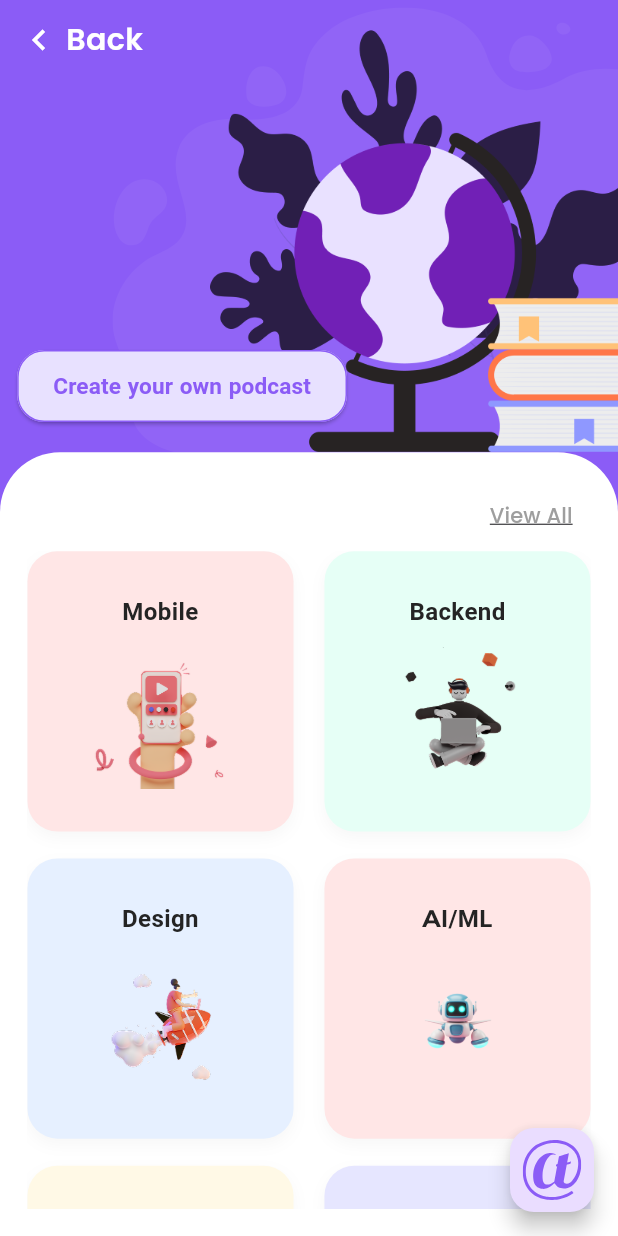
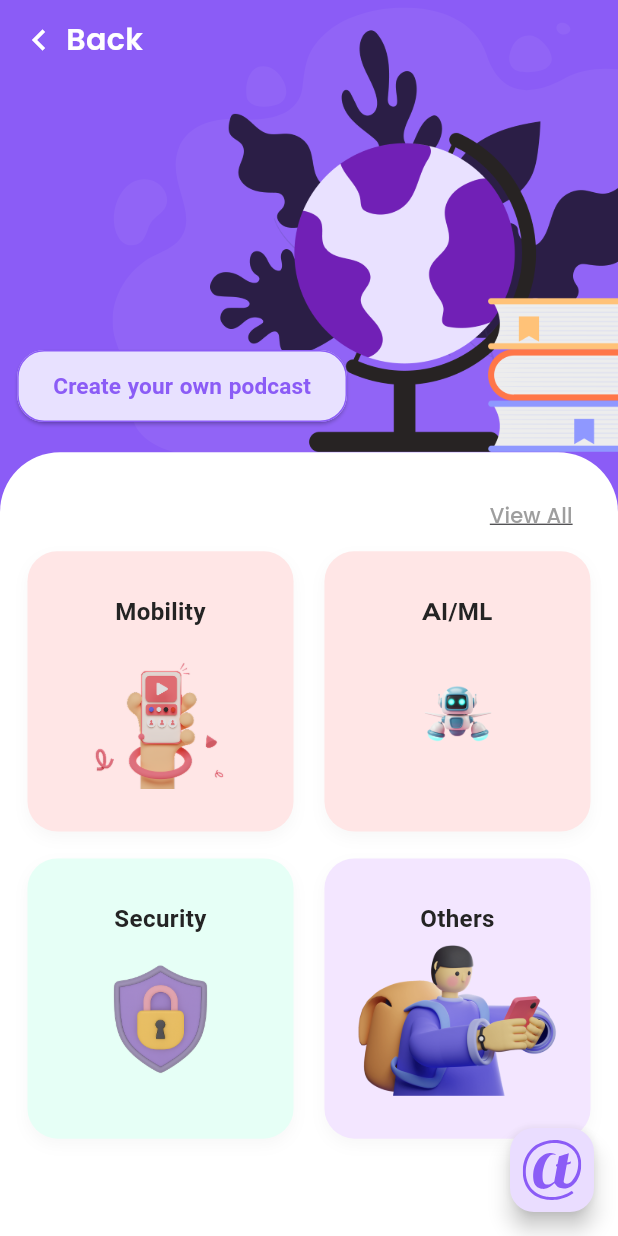
Before and after one commit to Omarsluc/AtwComm, a Flutter app: the ArticlesCategoriesScreen screen opened by its route, on a phone screen of 412 x 824 dp. Run offline on Flutter 3.47's test engine with Material 3 defaults, Android fonts, the light colour scheme and no system bars; our stand-ins replace audioplayers, bloc, camera, dio, easy_localization, flutter_bloc and 10 more; accounts and stored records are empty; Roboto replaces fonts that are missing (Almarai).

Commit message:
chenged the categories

```diff
--- a/lib/features/articles/views/articles_categories_screen.dart
+++ b/lib/features/articles/views/articles_categories_screen.dart
@@ -19,26 +19,26 @@ class ArticlesCategoriesScreen extends StatelessWidget {
   Widget build(BuildContext context) {
     final categories = [
       _CategoryCardData(
-        title: 'Mobile',
+        title: 'Mobility',
         count: 15,
         bgColor: const Color(0xFFFFE6E6),
         image: Assets.figuresMobile,
         height: 200.h,
       ),
-      _CategoryCardData(
-        title: 'Backend',
-        count: 10,
-        bgColor: const Color(0xFFE6FFF6),
-        image: Assets.figuresBoyUsingLaptop,
-        height: 220.h,
-      ),
-      _CategoryCardData(
-        title: 'Design',
-        count: 25,
-        bgColor: const Color(0xFFE6F0FF),
-        image: Assets.figuresRocketCloud,
-        height: 180.h,
-      ),
+      // _CategoryCardData(
+      //   title: 'Backend',
+      //   count: 10,
+      //   bgColor: const Color(0xFFE6FFF6),
+      //   image: Assets.figuresBoyUsingLaptop,
+      //   height: 220.h,
+      // ),
+      // _CategoryCardData(
+      //   title: 'Design',
+      //   count: 25,
+      //   bgColor: const Color(0xFFE6F0FF),
+      //   image: Assets.figuresRocketCloud,
+      //   height: 180.h,
+      // ),
       _CategoryCardData(
         title: 'AI/ML',
         count: 35,
@@ -46,20 +46,20 @@ class ArticlesCategoriesScreen extends StatelessWidget {
         image: Assets.figuresRobot,
         height: 210.h,
       ),
-      _CategoryCardData(
-        title: 'Managing',
-        count: 15,
-        bgColor: const Color(0xFFFFF9E6),
-        image: Assets.figuresGuyReading,
-        height: 190.h,
-      ),
-      _CategoryCardData(
-        title: 'Frontend',
-        count: 12,
-        bgColor: const Color(0xFFE6E6FF),
-        image: Assets.figuresFrontEngineering,
-        height: 230.h,
-      ),
+      // _CategoryCardData(
+      //   title: 'Managing',
+      //   count: 15,
+      //   bgColor: const Color(0xFFFFF9E6),
+      //   image: Assets.figuresGuyReading,
+      //   height: 190.h,
+      // ),
+      // _CategoryCardData(
+      //   title: 'Frontend',
+      //   count: 12,
+      //   bgColor: const Color(0xFFE6E6FF),
+      //   image: Assets.figuresFrontEngineering,
+      //   height: 230.h,
+      // ),
       _CategoryCardData(
         title: 'Security',
         count: 22,
@@ -158,23 +158,11 @@ class ArticlesCategoriesScreen extends StatelessWidget {
                             final cat = categories[index];
                             PodcastTypes type;
                             switch (cat.title) {
-                              case 'Mobile':
+                              case 'Mobility':
                                 type = PodcastTypes.mobile;
-                                break;
-                              case 'Backend':
-                                type = PodcastTypes.backend;
-                                break;
-                              case 'Design':
-                                type = PodcastTypes.design;
                                 break;
                               case 'AI/ML':
                                 type = PodcastTypes.ai;
-                                break;
-                              case 'Managing':
-                                type = PodcastTypes.managing;
-                                break;
-                              case 'Front':
-                                type = PodcastTypes.front;
                                 break;
                               case 'Security':
                                 type = PodcastTypes.security;
```
